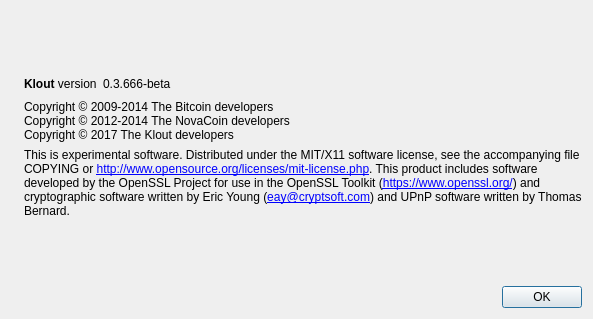
ddude1/kloutcoin, file src/qt/forms/aboutdialog.ui: the form before one commit.
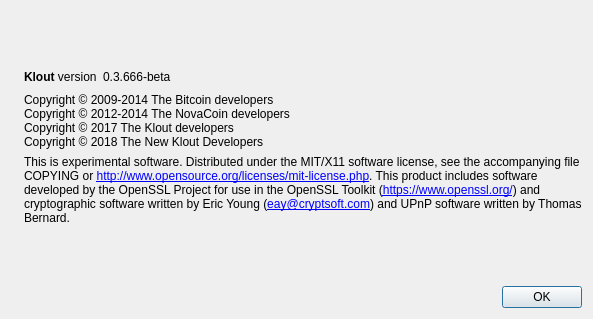
The form after the commit. Icons and pictures are not drawn.

Commit message: Updating the about page

```diff
--- a/src/qt/forms/aboutdialog.ui
+++ b/src/qt/forms/aboutdialog.ui
@@ -93,7 +93,8 @@
        <property name="text">
         <string>Copyright © 2009-2014 The Bitcoin developers
 Copyright © 2012-2014 The NovaCoin developers
-Copyright © 2017 The Klout developers</string>
+Copyright © 2017 The Klout developers
+Copyright © 2018 The New Klout Developers</string>
        </property>
        <property name="textInteractionFlags">
         <set>Qt::LinksAccessibleByMouse|Qt::TextSelectableByKeyboard|Qt::TextSelectableByMouse</set>
```
Left out of the diff: 4 changed lines with no effect on the pictures.
